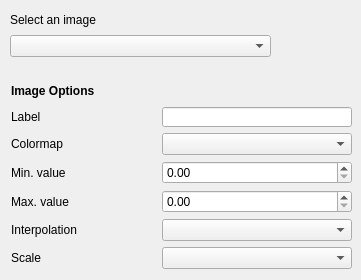
First picture: the form in qt/python/mantidqt/widgets/plotconfigdialog/imagestabwidget/images_tab.ui, repository mantidproject/mantid, before the edit.
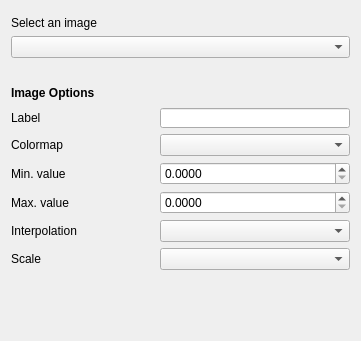
Second picture: the form after the edit.

Diff of the .ui file:
```diff
--- a/qt/python/mantidqt/widgets/plotconfigdialog/imagestabwidget/images_tab.ui
+++ b/qt/python/mantidqt/widgets/plotconfigdialog/imagestabwidget/images_tab.ui
@@ -7,7 +7,7 @@
     <x>0</x>
     <y>0</y>
     <width>361</width>
-    <height>280</height>
+    <height>341</height>
    </rect>
   </property>
   <property name="sizePolicy">
@@ -19,16 +19,12 @@
   <property name="windowTitle">
    <string>Form</string>
   </property>
-  <widget class="QWidget" name="layoutWidget_9">
-   <property name="geometry">
-    <rect>
-     <x>11</x>
-     <y>81</y>
-     <width>341</width>
-     <height>188</height>
-    </rect>
-   </property>
+  <layout class="QGridLayout" name="gridLayout">
+   <item row="1" column="0">
    <layout class="QGridLayout" name="gridLayout_6">
+     <property name="topMargin">
+      <number>20</number>
+     </property>
     <item row="0" column="0" colspan="2">
      <widget class="QLabel" name="line_options_label_4">
       <property name="minimumSize">
@@ -263,23 +259,26 @@
      </widget>
     </item>
     <item row="3" column="2">
-     <widget class="QDoubleSpinBox" name="min_value_spin_box"/>
+      <widget class="QDoubleSpinBox" name="min_value_spin_box">
+       <property name="decimals">
+        <number>4</number>
+       </property>
+      </widget>
     </item>
     <item row="4" column="2">
-     <widget class="QDoubleSpinBox" name="max_value_spin_box"/>
-    </item>
-   </layout>
-  </widget>
-  <widget class="QWidget" name="verticalLayoutWidget_2">
-   <property name="geometry">
-    <rect>
-     <x>10</x>
-     <y>10</y>
-     <width>261</width>
-     <height>47</height>
-    </rect>
-   </property>
+      <widget class="QDoubleSpinBox" name="max_value_spin_box">
+       <property name="decimals">
+        <number>4</number>
+       </property>
+      </widget>
+     </item>
+    </layout>
+   </item>
+   <item row="0" column="0">
    <layout class="QVBoxLayout" name="images_selector_layout">
+     <property name="topMargin">
+      <number>5</number>
+     </property>
     <item>
      <widget class="QLabel" name="images_selector_label">
       <property name="text">
@@ -291,8 +290,31 @@
      <widget class="QComboBox" name="select_image_combo_box"/>
     </item>
    </layout>
-  </widget>
- </widget>
+   </item>
+   <item row="2" column="0">
+    <spacer name="verticalSpacer_3">
+     <property name="orientation">
+      <enum>Qt::Vertical</enum>
+     </property>
+     <property name="sizeHint" stdset="0">
+      <size>
+       <width>20</width>
+       <height>40</height>
+      </size>
+     </property>
+    </spacer>
+   </item>
+  </layout>
+ </widget>
+ <tabstops>
+  <tabstop>select_image_combo_box</tabstop>
+  <tabstop>label_line_edit</tabstop>
+  <tabstop>colormap_combo_box</tabstop>
+  <tabstop>min_value_spin_box</tabstop>
+  <tabstop>max_value_spin_box</tabstop>
+  <tabstop>interpolation_combo_box</tabstop>
+  <tabstop>scale_combo_box</tabstop>
+ </tabstops>
  <resources/>
  <connections/>
 </ui>
```
Lines whose indentation alone changed are shown as unchanged.
